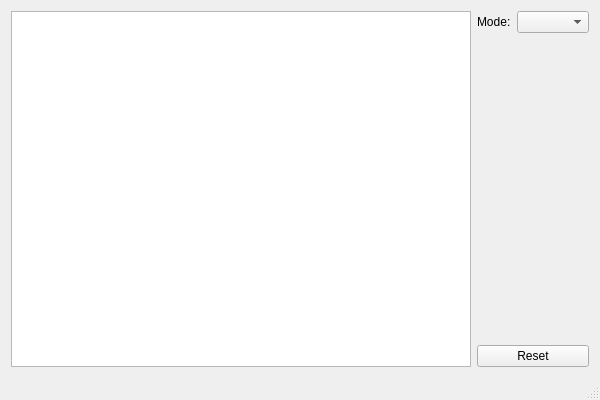
jonpas/FERI-TicTacToe, file src/mainwindow.ui: the form before one commit.
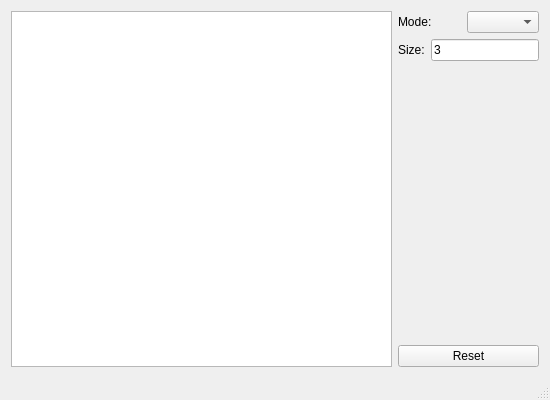
The form after the commit.

What changed in the file:
```diff
--- a/src/mainwindow.ui
+++ b/src/mainwindow.ui
@@ -6,13 +6,13 @@
    <rect>
     <x>0</x>
     <y>0</y>
-    <width>600</width>
+    <width>550</width>
     <height>400</height>
    </rect>
   </property>
   <property name="minimumSize">
    <size>
-    <width>600</width>
+    <width>550</width>
     <height>400</height>
    </size>
   </property>
@@ -58,6 +58,30 @@
           </item>
          </layout>
         </item>
+        <item>
+         <layout class="QHBoxLayout" name="horizontalLayout">
+          <item>
+           <widget class="QLabel" name="labelSize">
+            <property name="text">
+             <string>Size:</string>
+            </property>
+           </widget>
+          </item>
+          <item>
+           <widget class="QLineEdit" name="lineEditSize">
+            <property name="sizePolicy">
+             <sizepolicy hsizetype="Minimum" vsizetype="Fixed">
+              <horstretch>0</horstretch>
+              <verstretch>0</verstretch>
+             </sizepolicy>
+            </property>
+            <property name="text">
+             <string>3</string>
+            </property>
+           </widget>
+          </item>
+         </layout>
+        </item>
         <item>
          <spacer name="verticalSpacer">
           <property name="orientation">
```
